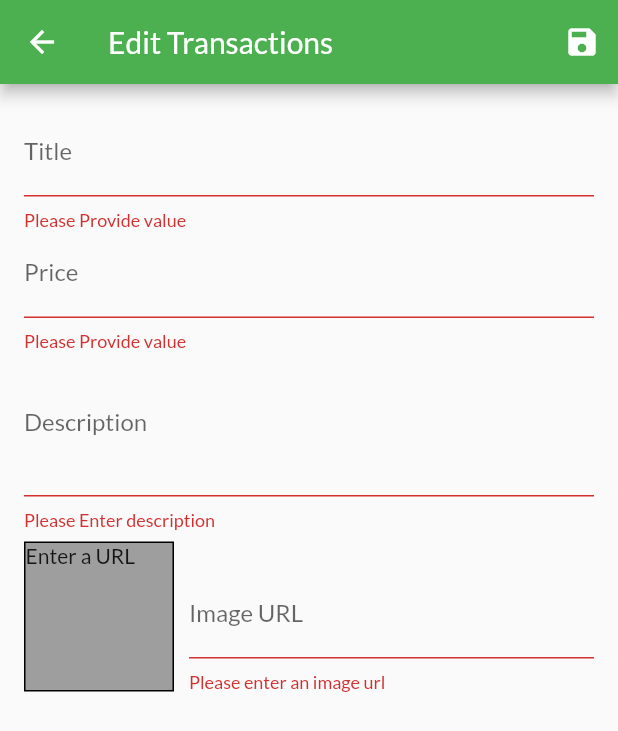
After one commit to IrvanWijayaSardam/CashFlow-App, a Flutter app: the EditTransactionScreen screen opened by its route, after a tap on the "save" icon, on a phone screen of 412 x 824 dp. The commit adds this screen. Shown: the top 731 px of the screen. Run offline on Flutter 3.47's test engine with Material 2 defaults, Android fonts, the phone set to English and light mode, and no system bars.

Commit message:
adding list transaction and edit transaction screen

```diff
--- /dev/null
+++ b/lib/screens/edit_transaction_screen.dart
@@ -0,0 +1,306 @@
+import 'package:cashflow/widgets/app_drawer.dart';
+import 'package:flutter/material.dart';
+import 'package:provider/provider.dart';
+
+import '../providers/transaction.dart';
+import '../providers/transactions.dart';
+import '../providers/auth.dart';
+
+class EditTransactionScreen extends StatefulWidget {
+  static const routeName = "/edit-transaction";
+
+  @override
+  State<EditTransactionScreen> createState() => _EditTransactionScreenState();
+}
+
+class _EditTransactionScreenState extends State<EditTransactionScreen> {
+  final _priceFocusNode = FocusNode();
+  final _descriptionFocusNode = FocusNode();
+  final _imageUrlController = TextEditingController();
+  final _imageUrlFocusNode = FocusNode();
+  final _form = GlobalKey<FormState>();
+  var _editedTrx = Transaction(
+    id: null,
+    date: '',
+    transactionValue: 0,
+    transactionType: '',
+    userId: 1,
+  );
+
+  var _initValues = {
+    'id': 0,
+    'user_id': '',
+    'transaction_type': '',
+    'date': '',
+    'transaction_value': 0,
+  };
+  var _isInit = true;
+  var _isLoading = false;
+
+  @override
+  void initState() {
+    _imageUrlFocusNode.addListener(_updateImageUrl);
+    super.initState();
+  }
+
+  @override
+  void didChangeDependencies() {
+    if (_isInit) {
+      final trxId = ModalRoute.of(context).settings.arguments as int;
+      if (trxId != null) {
+        _editedTrx =
+            Provider.of<Transactions>(context, listen: false).findById(trxId);
+        _initValues = {
+          'id': _editedTrx.id,
+          'user_id': _editedTrx.userId,
+          'transaction_type': _editedTrx.transactionValue,
+          'date': _editedTrx.date,
+          'transaction_value': _editedTrx.transactionValue
+        };
+      }
+    }
+    _isInit = false;
+    super.didChangeDependencies();
+  }
+
+  @override
+  void dispose() {
+    _imageUrlFocusNode.removeListener(_updateImageUrl);
+    _priceFocusNode.dispose();
+    _descriptionFocusNode.dispose();
+    _imageUrlController.dispose();
+    _imageUrlFocusNode.dispose();
+    super.dispose();
+  }
+
+  void _updateImageUrl() {
+    if (!_imageUrlFocusNode.hasFocus) {
+      if (_imageUrlController.text.isEmpty ||
+          (!_imageUrlController.text.startsWith('http') ||
+              !_imageUrlController.text.startsWith('https')) ||
+          (!_imageUrlController.text.endsWith('.png') &&
+              !_imageUrlController.text.endsWith('.jpg') &&
+              !_imageUrlController.text.endsWith('.jpeg'))) {
+        return null;
+      }
+      setState(() {});
+    }
+  }
+
+  Future<void> _saveForm() async {
+    final isValid = _form.currentState.validate();
+    if (!isValid) {
+      return;
+    }
+    _form.currentState.save();
+    setState(() {
+      _isLoading = true;
+    });
+    if (_editedTrx.id != null) {
+      await Provider.of<Transactions>(context, listen: false)
+          .updateTransactions(_editedTrx.id, _editedTrx);
+    } else {
+      try {
+        await Provider.of<Transactions>(context, listen: false)
+            .createTransaction(_editedTrx.transactionType, _editedTrx.date,
+                _editedTrx.transactionValue);
+      } catch (error) {
+        await showDialog<Null>(
+          context: context,
+          builder: (ctx) => AlertDialog(
+            title: Text('An error occured!'),
+            content: Text('Something went wrong.'),
+            actions: <Widget>[
+              ElevatedButton(
+                child: Text('Okay'),
+                onPressed: () {
+                  Navigator.of(ctx).pop();
+                },
+              )
+            ],
+          ),
+        );
+      }
+      // finally {
+      //   setState(() {
+      //     _isLoading = false;
+      //   });
+      //   Navigator.of(context).pop();
+      // }
+    }
+    setState(() {
+      _isLoading = false;
+      Navigator.of(context).pop();
+    });
+  }
+
+  @override
+  Widget build(BuildContext context) {
+    return Scaffold(
+      appBar: AppBar(
+        title: Text('Edit Transactions'),
+        actions: <Widget>[
+          IconButton(
+            icon: Icon(Icons.save),
+            onPressed: _saveForm,
+          ),
+        ],
+      ),
+
+      body: _isLoading
+          ? Center(
+              child: CircularProgressIndicator(),
+            )
+          : Padding(
+              padding: const EdgeInsets.all(16.0),
+              child: Form(
+                key: _form,
+                child: ListView(
+                  children: <Widget>[
+                    TextFormField(
+                      initialValue: _initValues['title'],
+                      decoration: InputDecoration(labelText: 'Title'),
+                      textInputAction: TextInputAction.next,
+                      onFieldSubmitted: (_) {
+                        FocusScope.of(context).requestFocus(_priceFocusNode);
+                      },
+                      validator: (value) {
+                        if (value.isEmpty) {
+                          return 'Please Provide value';
+                        }
+
+                        return null;
+                      },
+                      onSaved: (value) {
+                        // _e = Product(
+                        //   title: value,
+                        //   price: _editedProduct.price,
+                        //   description: _editedProduct.description,
+                        //   imageUrl: _editedProduct.imageUrl,
+                        //   id: _editedProduct.id,
+                        //   isFavorite: _editedProduct.isFavorite,
+                        // );
+                      },
+                    ),
+                    TextFormField(
+                      initialValue: _initValues['price'],
+                      decoration: InputDecoration(labelText: 'Price'),
+                      textInputAction: TextInputAction.next,
+                      keyboardType: TextInputType.number,
+                      focusNode: _priceFocusNode,
+                      onFieldSubmitted: (_) {
+                        FocusScope.of(context)
+                            .requestFocus(_descriptionFocusNode);
+                      },
+                      validator: (value) {
+                        if (value.isEmpty) {
+                          return 'Please Provide value';
+                        }
+                        if (double.tryParse(value) == null) {
+                          return 'Please enter a valid number.';
+                        }
+                        if (double.parse(value) <= 0) {
+                          return 'Please enter a number greater than 0';
+                        }
+                        return null;
+                      },
+                      onSaved: (value) {
+                        // _editedProduct = Product(
+                        //   title: _editedProduct.title,
+                        //   price: double.parse(value),
+                        //   description: _editedProduct.description,
+                        //   imageUrl: _editedProduct.imageUrl,
+                        //   id: _editedProduct.id,
+                        //   isFavorite: _editedProduct.isFavorite,
+                        // );
+                      },
+                    ),
+                    TextFormField(
+                      initialValue: _initValues['description'],
+                      decoration: InputDecoration(labelText: 'Description'),
+                      maxLines: 3,
+                      keyboardType: TextInputType.multiline,
+                      focusNode: _descriptionFocusNode,
+                      // onSaved: (value) {
+                      //   _editedProduct = Product(
+                      //     title: _editedProduct.title,
+                      //     price: _editedProduct.price,
+                      //     description: value,
+                      //     imageUrl: _editedProduct.imageUrl,
+                      //     id: _editedProduct.id,
+                      //     isFavorite: _editedProduct.isFavorite,
+                      //   );
+                      // },
+                      validator: (value) {
+                        if (value.isEmpty) {
+                          return 'Please Enter description';
+                        }
+                        if (value.length < 10) {
+                          return 'Description should be more than 10 characters';
+                        }
+                        return null;
+                      },
+                    ),
+                    Row(
+                      crossAxisAlignment: CrossAxisAlignment.end,
+                      children: <Widget>[
+                        Container(
+                          width: 100,
+                          height: 100,
+                          margin: EdgeInsets.only(top: 8, right: 10),
+                          decoration: BoxDecoration(
+                              border: Border.all(width: 1), color: Colors.grey),
+                          child: _imageUrlController.text.isEmpty
+                              ? Text('Enter a URL')
+                              : FittedBox(
+                                  child:
+                                      Image.network(_imageUrlController.text),
+                                  fit: BoxFit.fill,
+                                ),
+                        ),
+                        Expanded(
+                          child: TextFormField(
+                            decoration: InputDecoration(labelText: 'Image URL'),
+                            keyboardType: TextInputType.url,
+                            textInputAction: TextInputAction.done,
+                            controller: _imageUrlController,
+                            focusNode: _imageUrlFocusNode,
+                            onFieldSubmitted: (_) {
+                              _saveForm();
+                            },
+                            // onSaved: (value) {
+                            //   _editedProduct = Product(
+                            //     title: _editedProduct.title,
+                            //     price: _editedProduct.price,
+                            //     description: _editedProduct.description,
+                            //     imageUrl: value,
+                            //     id: _editedProduct.id,
+                            //     isFavorite: _editedProduct.isFavorite,
+                            //   );
+                            // },
+                            validator: (value) {
+                              if (value.isEmpty) {
+                                return 'Please enter an image url';
+                              }
+                              if (!value.startsWith('http') &&
+                                  !value.startsWith('https')) {
+                                return 'Please enter a valid url';
+                              }
+                              if (!value.endsWith('.png') &&
+                                  !value.endsWith('.jpg') &&
+                                  !value.endsWith('.jpeg')) {
+                                return 'Please enter a valid image url.';
+                              }
+                              return null;
+                            },
+                          ),
+                        ),
+                      ],
+                    ),
+                  ],
+                ),
+              ),
+            ),
+    );
+  }
+}
--- a/lib/widgets/transactions_grid.dart
+++ b/lib/widgets/transactions_grid.dart
@@ -25,7 +25,7 @@ class TransactionsGrid extends StatelessWidget {
       ),
       gridDelegate: SliverGridDelegateWithFixedCrossAxisCount(
           crossAxisCount: 1,
-          childAspectRatio: 3 / 1,
+          childAspectRatio: 4 / 1,
           crossAxisSpacing: 10,
           mainAxisSpacing: 10),
     );
```
Also changed, not shown: lib/main.dart (+8 -2 lines), lib/providers/auth.dart (+14 -0 lines), lib/providers/transactions.dart (+71 -1 lines), lib/screens/home_screen.dart (+30 -5 lines), lib/screens/user_transaction_screen.dart (added, +62 -0 lines), lib/widgets/app_drawer.dart (+27 -10 lines), lib/widgets/transactions_item.dart (+9 -1 lines), lib/widgets/user_treansaction_item.dart (added, +60 -0 lines).
